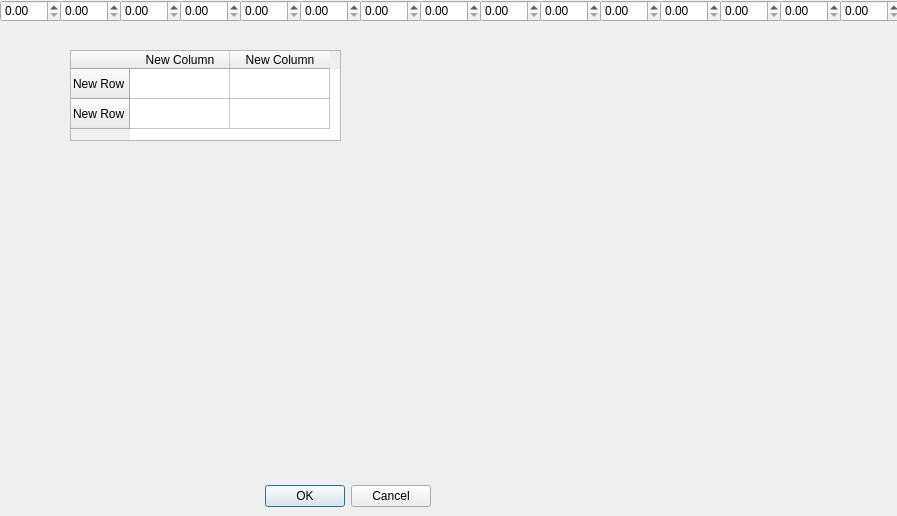
Above: src/dialogsetkernel.ui from jandernascimento/imageprocessing-umanipulator before the change. Below: the same form after it.
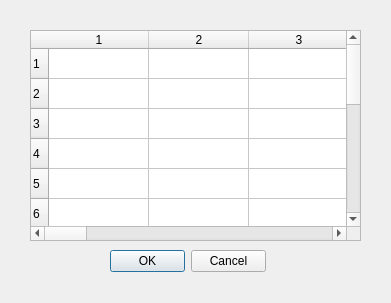
That is the form after the change.

Patch:
```diff
--- a/src/dialogsetkernel.ui
+++ b/src/dialogsetkernel.ui
@@ -2,24 +2,16 @@
 <ui version="4.0">
  <class>dialogSetKernel</class>
  <widget class="QDialog" name="dialogSetKernel">
-  <property name="geometry">
-   <rect>
-    <x>0</x>
-    <y>0</y>
-    <width>897</width>
-    <height>516</height>
-   </rect>
-  </property>
   <property name="windowTitle">
    <string>Dialog</string>
   </property>
   <widget class="QDialogButtonBox" name="buttonBox">
    <property name="geometry">
     <rect>
-     <x>90</x>
-     <y>480</y>
-     <width>341</width>
-     <height>32</height>
+     <x>110</x>
+     <y>250</y>
+     <width>156</width>
+     <height>23</height>
     </rect>
    </property>
    <property name="orientation">
@@ -29,196 +21,155 @@
     <set>QDialogButtonBox::Cancel|QDialogButtonBox::Ok</set>
    </property>
   </widget>
-  <widget class="QDoubleSpinBox" name="doubleSpinBox">
-   <property name="geometry">
-    <rect>
-     <x>0</x>
-     <y>0</y>
-     <width>62</width>
-     <height>22</height>
-    </rect>
-   </property>
-  </widget>
-  <widget class="QDoubleSpinBox" name="doubleSpinBox_2">
-   <property name="geometry">
-    <rect>
-     <x>60</x>
-     <y>0</y>
-     <width>62</width>
-     <height>22</height>
-    </rect>
-   </property>
-  </widget>
-  <widget class="QDoubleSpinBox" name="doubleSpinBox_3">
-   <property name="geometry">
-    <rect>
-     <x>120</x>
-     <y>0</y>
-     <width>62</width>
-     <height>22</height>
-    </rect>
-   </property>
-  </widget>
-  <widget class="QDoubleSpinBox" name="doubleSpinBox_4">
-   <property name="geometry">
-    <rect>
-     <x>180</x>
-     <y>0</y>
-     <width>62</width>
-     <height>22</height>
-    </rect>
-   </property>
-  </widget>
-  <widget class="QDoubleSpinBox" name="doubleSpinBox_5">
-   <property name="geometry">
-    <rect>
-     <x>240</x>
-     <y>0</y>
-     <width>62</width>
-     <height>22</height>
-    </rect>
-   </property>
-  </widget>
-  <widget class="QDoubleSpinBox" name="doubleSpinBox_6">
-   <property name="geometry">
-    <rect>
-     <x>300</x>
-     <y>0</y>
-     <width>62</width>
-     <height>22</height>
-    </rect>
-   </property>
-  </widget>
-  <widget class="QDoubleSpinBox" name="doubleSpinBox_7">
-   <property name="geometry">
-    <rect>
-     <x>360</x>
-     <y>0</y>
-     <width>62</width>
-     <height>22</height>
-    </rect>
-   </property>
-  </widget>
-  <widget class="QDoubleSpinBox" name="doubleSpinBox_8">
-   <property name="geometry">
-    <rect>
-     <x>420</x>
-     <y>0</y>
-     <width>62</width>
-     <height>22</height>
-    </rect>
-   </property>
-  </widget>
-  <widget class="QDoubleSpinBox" name="doubleSpinBox_9">
-   <property name="geometry">
-    <rect>
-     <x>480</x>
-     <y>0</y>
-     <width>62</width>
-     <height>22</height>
-    </rect>
-   </property>
-  </widget>
-  <widget class="QDoubleSpinBox" name="doubleSpinBox_10">
-   <property name="geometry">
-    <rect>
-     <x>540</x>
-     <y>0</y>
-     <width>62</width>
-     <height>22</height>
-    </rect>
-   </property>
-  </widget>
-  <widget class="QDoubleSpinBox" name="doubleSpinBox_11">
-   <property name="geometry">
-    <rect>
-     <x>600</x>
-     <y>0</y>
-     <width>62</width>
-     <height>22</height>
-    </rect>
-   </property>
-  </widget>
-  <widget class="QDoubleSpinBox" name="doubleSpinBox_12">
-   <property name="geometry">
-    <rect>
-     <x>660</x>
-     <y>0</y>
-     <width>62</width>
-     <height>22</height>
-    </rect>
-   </property>
-  </widget>
-  <widget class="QDoubleSpinBox" name="doubleSpinBox_13">
-   <property name="geometry">
-    <rect>
-     <x>720</x>
-     <y>0</y>
-     <width>62</width>
-     <height>22</height>
-    </rect>
-   </property>
-  </widget>
-  <widget class="QDoubleSpinBox" name="doubleSpinBox_14">
-   <property name="geometry">
-    <rect>
-     <x>780</x>
-     <y>0</y>
-     <width>62</width>
-     <height>22</height>
-    </rect>
-   </property>
-  </widget>
-  <widget class="QDoubleSpinBox" name="doubleSpinBox_15">
-   <property name="geometry">
-    <rect>
-     <x>840</x>
-     <y>0</y>
-     <width>62</width>
-     <height>22</height>
-    </rect>
-   </property>
-  </widget>
   <widget class="QTableWidget" name="tableWidget">
    <property name="geometry">
     <rect>
-     <x>70</x>
-     <y>50</y>
-     <width>271</width>
-     <height>91</height>
+     <x>30</x>
+     <y>30</y>
+     <width>331</width>
+     <height>211</height>
     </rect>
    </property>
-   <property name="rowCount">
-    <number>2</number>
-   </property>
-   <property name="columnCount">
-    <number>2</number>
-   </property>
    <row>
     <property name="text">
-     <string>New Row</string>
+     <string>1</string>
     </property>
    </row>
    <row>
     <property name="text">
-     <string>New Row</string>
+     <string>2</string>
     </property>
    </row>
+   <row>
+    <property name="text">
+     <string>3</string>
+    </property>
+   </row>
+   <row>
+    <property name="text">
+     <string>4</string>
+    </property>
+   </row>
+   <row>
+    <property name="text">
+     <string>5</string>
+    </property>
+   </row>
+   <row>
+    <property name="text">
+     <string>6</string>
+    </property>
+   </row>
+   <row>
+    <property name="text">
+     <string>7</string>
+    </property>
+   </row>
+   <row>
+    <property name="text">
+     <string>8</string>
+    </property>
+   </row>
+   <row>
+    <property name="text">
+     <string>9</string>
+    </property>
+   </row>
+   <row>
+    <property name="text">
+     <string>10</string>
+    </property>
+   </row>
+   <row>
+    <property name="text">
+     <string>11</string>
+    </property>
+   </row>
+   <row>
+    <property name="text">
+     <string>12</string>
+    </property>
+   </row>
+   <row>
+    <property name="text">
+     <string>13</string>
+    </property>
+   </row>
+   <row>
+    <property name="text">
+     <string>15</string>
+    </property>
+   </row>
    <column>
     <property name="text">
-     <string>New Column</string>
+     <string>1</string>
     </property>
    </column>
    <column>
     <property name="text">
-     <string>New Column</string>
+     <string>2</string>
     </property>
    </column>
-   <item row="0" column="0">
+   <column>
     <property name="text">
-     <string/>
+     <string>3</string>
     </property>
-   </item>
+   </column>
+   <column>
+    <property name="text">
+     <string>4</string>
+    </property>
+   </column>
+   <column>
+    <property name="text">
+     <string>5</string>
+    </property>
+   </column>
+   <column>
+    <property name="text">
+     <string>6</string>
+    </property>
+   </column>
+   <column>
+    <property name="text">
+     <string>7</string>
+    </property>
+   </column>
+   <column>
+    <property name="text">
+     <string>8</string>
+    </property>
+   </column>
+   <column>
+    <property name="text">
+     <string>9</string>
+    </property>
+   </column>
+   <column>
+    <property name="text">
+     <string>10</string>
+    </property>
+   </column>
+   <column>
+    <property name="text">
+     <string>11</string>
+    </property>
+   </column>
+   <column>
+    <property name="text">
+     <string>12</string>
+    </property>
+   </column>
+   <column>
+    <property name="text">
+     <string>13</string>
+    </property>
+   </column>
+   <column>
+    <property name="text">
+     <string>15</string>
+    </property>
+   </column>
   </widget>
  </widget>
  <resources/>
```
